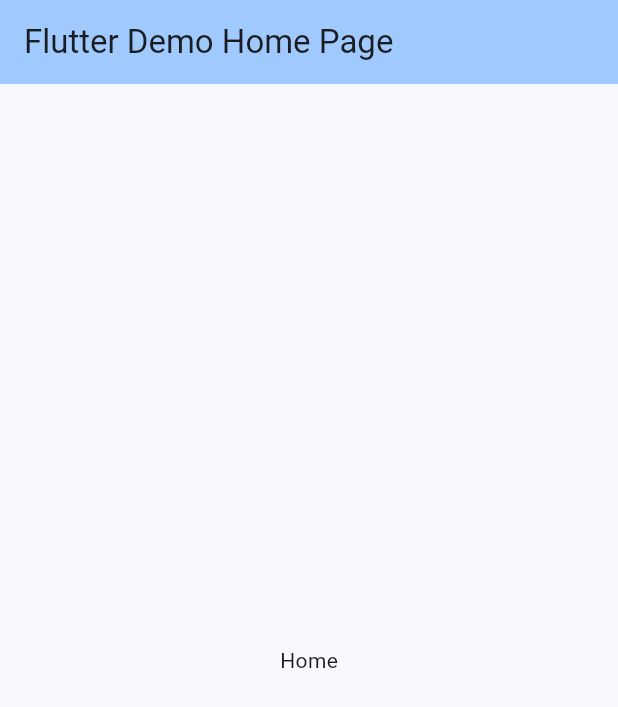
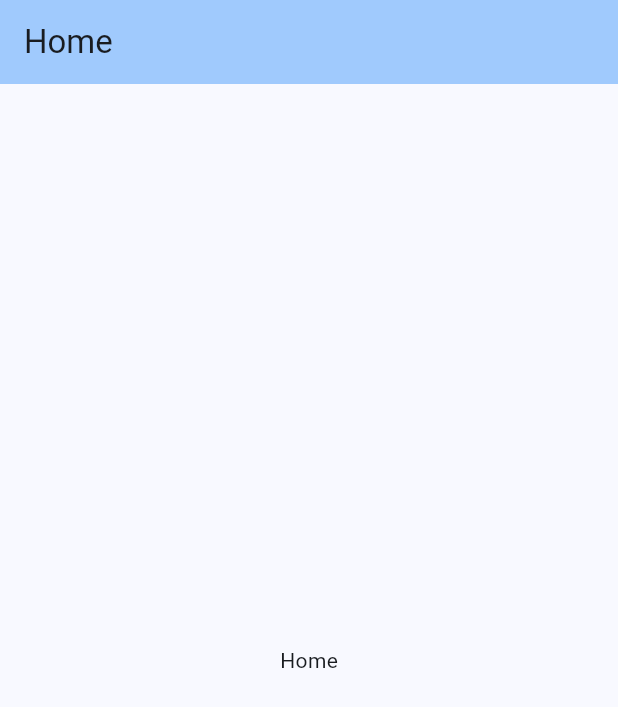
Before and after one commit to vvincentKung/scmp_mobile_assg, a Flutter app: the screen it shows after launch, on a phone screen of 412 x 824 dp. Shown: the top 707 px of the screen. Run offline on Flutter 3.47's test engine with Material 3 defaults, Android fonts, the phone set to English and light mode, and no system bars.

Commit message:
chore: clean up code

```diff
--- a/lib/main.dart
+++ b/lib/main.dart
@@ -16,7 +16,7 @@
       theme: ThemeData(
         colorScheme: ColorScheme.fromSeed(seedColor: Colors.blue),
       ),
-      home: const HomePage(title: 'Flutter Demo Home Page'),
+      home: const HomePage(),
     );
   }
 }
--- a/lib/widgets/home/home_page.dart
+++ b/lib/widgets/home/home_page.dart
@@ -2,19 +2,7 @@
 
 
 class HomePage extends StatefulWidget {
-  const HomePage({super.key, required this.title});
-
-  // This widget is the home page of your application. It is stateful, meaning
-  // that it has a State object (defined below) that contains fields that affect
-  // how it looks.
-
-  // This class is the configuration for the state. It holds the values (in this
-  // case the title) provided by the parent (in this case the App widget) and
-  // used by the build method of the State. Fields in a Widget subclass are
-  // always marked "final".
-
-  final String title;
-
+  const HomePage({super.key,});
   @override
   State<HomePage> createState() => _HomePageState();
 }
@@ -23,25 +11,12 @@
 
   @override
   Widget build(BuildContext context) {
-    // This method is rerun every time setState is called, for instance as done
-    // by the _incrementCounter method above.
-    //
-    // The Flutter framework has been optimized to make rerunning build methods
-    // fast, so that you can just rebuild anything that needs updating rather
-    // than having to individually change instances of widgets.
     return Scaffold(
       appBar: AppBar(
-        // TRY THIS: Try changing the color here to a specific color (to
-        // Colors.amber, perhaps?) and trigger a hot reload to see the AppBar
-        // change color while the other colors stay the same.
         backgroundColor: Theme.of(context).colorScheme.inversePrimary,
-        // Here we take the value from the MyHomePage object that was created by
-        // the App.build method, and use it to set our appbar title.
-        title: Text(widget.title),
+        title: const Text('Home'),
       ),
       body: Center(
-        // Center is a layout widget. It takes a single child and positions it
-        // in the middle of the parent.
         child: const Text('Home'),
       ),
     );
```
Also changed, not shown: lib/widgets/login/login_page.dart (+2 -13 lines).
